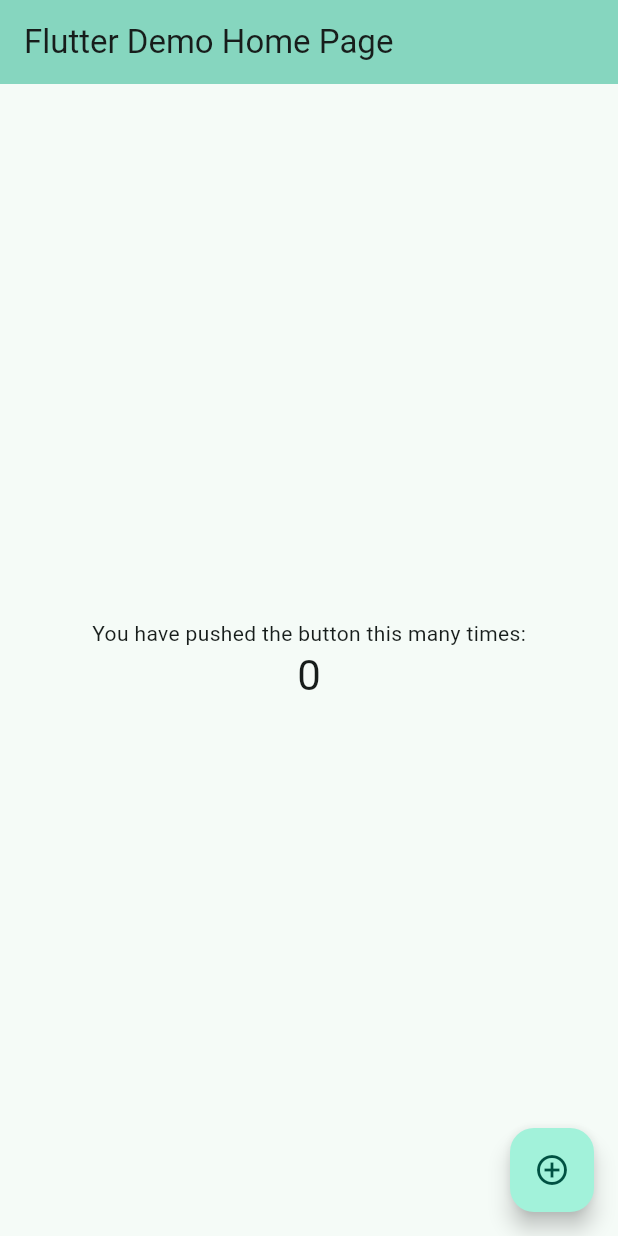
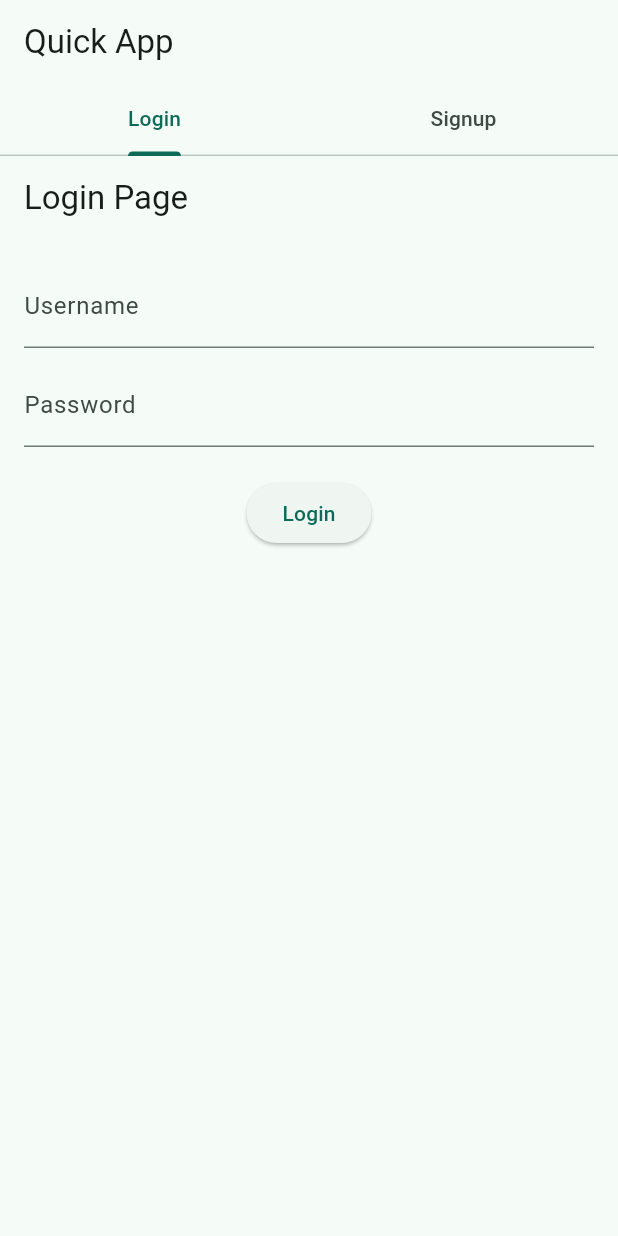
Before and after one commit to Yadu-Cholayil/quickApp, a Flutter app: the screen it shows after launch, on a phone screen of 412 x 824 dp. Run offline on Flutter 3.47's test engine with Material 3 defaults, Android fonts, the phone set to English and light mode, and no system bars; our stand-ins replace parse_server_sdk, parse_server_sdk_flutter; statements that could not run were skipped.

Commit message:
login signup page

```diff
--- a/lib/main.dart
+++ b/lib/main.dart
@@ -1,6 +1,23 @@
 import 'package:flutter/material.dart';
+import 'package:http/http.dart' as http;
+import 'package:parse_server_sdk/parse_server_sdk.dart';
+import 'package:parse_server_sdk_flutter/parse_server_sdk_flutter.dart';
+
+const String PARSE_APP_ID = 'eqJQGZXIuclhvWtcEAMqa0JgpUyOu8DN67EawPWa';
+const keyClientKey = '7tl4bGVyPRz2LGvXsYZGHyyRPFfKA3g1tGYUVtkc';
+const String PARSE_APP_URL = 'https://parseapi.back4app.com';
+const String MASTER_KEY = 'NwOZvEUfcm6CPEssEvvcj13ETlRhPdBvyRFASuU8';
 
 void main() {
+  WidgetsFlutterBinding.ensureInitialized();
+  Parse().initialize(
+    PARSE_APP_ID,
+    PARSE_APP_URL,
+    masterKey: MASTER_KEY,
+    autoSendSessionId: true,
+    debug: true,
+    coreStore: await CoreStoreSharedPreferences.getInstance(),
+  );
   runApp(const MyApp());
 }
 
@@ -11,115 +28,157 @@ class MyApp extends StatelessWidget {
   @override
   Widget build(BuildContext context) {
     return MaterialApp(
-      title: 'Flutter Demo',
       theme: ThemeData(
-        // This is the theme of your application.
-        //
-        // TRY THIS: Try running your application with "flutter run". You'll see
-        // the application has a purple toolbar. Then, without quitting the app,
-        // try changing the seedColor in the colorScheme below to Colors.green
-        // and then invoke "hot reload" (save your changes or press the "hot
-        // reload" button in a Flutter-supported IDE, or press "r" if you used
-        // the command line to start the app).
-        //
-        // Notice that the counter didn't reset back to zero; the application
-        // state is not lost during the reload. To reset the state, use hot
-        // restart instead.
-        //
-        // This works for code too, not just values: Most code changes can be
-        // tested with just a hot reload.
         colorScheme: ColorScheme.fromSeed(seedColor: Colors.tealAccent),
         useMaterial3: true,
       ),
-      home: const MyHomePage(title: 'Flutter Demo Home Page'),
+      home: DefaultTabController(
+        length: 2,
+        child: Scaffold(
+          appBar: AppBar(
+            title: const Text('Quick App'),
+            bottom: const TabBar(
+              tabs: [
+                Tab(text: 'Login'),
+                Tab(text: 'Signup'),
+              ],
+            ),
+          ),
+          body: TabBarView(
+            children: [
+              LoginCard(),
+              SignupCard(),
+            ],
+          ),
+        ),
+      ),
     );
   }
 }
 
-class MyHomePage extends StatefulWidget {
-  const MyHomePage({super.key, required this.title});
-
-  // This widget is the home page of your application. It is stateful, meaning
-  // that it has a State object (defined below) that contains fields that affect
-  // how it looks.
-
-  // This class is the configuration for the state. It holds the values (in this
-  // case the title) provided by the parent (in this case the App widget) and
-  // used by the build method of the State. Fields in a Widget subclass are
-  // always marked "final".
-
-  final String title;
-
+class LoginCard extends StatefulWidget {
   @override
-  State<MyHomePage> createState() => _MyHomePageState();
+  _LoginPageState createState() => _LoginPageState();
 }
 
-class _MyHomePageState extends State<MyHomePage> {
-  int _counter = 0;
+class _LoginPageState extends State<LoginCard> {
+  final controllerEmail = TextEditingController();
+  final controllerPassword = TextEditingController();
+  bool isLoggedIn = false;
 
-  void _incrementCounter() {
-    setState(() {
-      // This call to setState tells the Flutter framework that something has
-      // changed in this State, which causes it to rerun the build method below
-      // so that the display can reflect the updated values. If we changed
-      // _counter without calling setState(), then the build method would not be
-      // called again, and so nothing would appear to happen.
-      _counter++;
-    });
+  // Show success message
+  void showSuccess(String message) {
+    ScaffoldMessenger.of(context)
+        .showSnackBar(SnackBar(content: Text(message)));
+  }
+
+  // Show error message
+  void showError(String message) {
+    ScaffoldMessenger.of(context)
+        .showSnackBar(SnackBar(content: Text(message)));
+  }
+
+  void doUserLogin() async {
+    final email = controllerEmail.text.trim();
+    final password = controllerPassword.text.trim();
+
+    if (email.isEmpty || password.isEmpty) {
+      showError("email and password cannot be empty!");
+      return;
+    }
+
+    // final user = ParseUser(email, password, null);
+
+    try {
+      var response = await user.login();
+
+      if (response.success) {
+        showSuccess("User was successfully logged in!");
+
+        setState(() {
+          isLoggedIn = true;
+        });
+      } else {
+        showError(response.error!.message);
+      }
+    } catch (e) {
+      // Catch any errors (e.g., network issues, server errors)
+      showError("An error occurred: ${e.toString()}");
+    }
   }
 
   @override
   Widget build(BuildContext context) {
-    // This method is rerun every time setState is called, for instance as done
-    // by the _incrementCounter method above.
-    //
-    // The Flutter framework has been optimized to make rerunning build methods
-    // fast, so that you can just rebuild anything that needs updating rather
-    // than having to individually change instances of widgets.
     return Scaffold(
-      appBar: AppBar(
-        // TRY THIS: Try changing the color here to a specific color (to
-        // Colors.amber, perhaps?) and trigger a hot reload to see the AppBar
-        // change color while the other colors stay the same.
-        backgroundColor: Theme.of(context).colorScheme.inversePrimary,
-        // Here we take the value from the MyHomePage object that was created by
-        // the App.build method, and use it to set our appbar title.
-        title: Text(widget.title),
-      ),
-      body: Center(
-        // Center is a layout widget. It takes a single child and positions it
-        // in the middle of the parent.
+      appBar: AppBar(title: Text('Login Page')),
+      body: Padding(
+        padding: EdgeInsets.all(16.0),
         child: Column(
-          // Column is also a layout widget. It takes a list of children and
-          // arranges them vertically. By default, it sizes itself to fit its
-          // children horizontally, and tries to be as tall as its parent.
-          //
-          // Column has various properties to control how it sizes itself and
-          // how it positions its children. Here we use mainAxisAlignment to
-          // center the children vertically; the main axis here is the vertical
-          // axis because Columns are vertical (the cross axis would be
-          // horizontal).
-          //
-          // TRY THIS: Invoke "debug painting" (choose the "Toggle Debug Paint"
-          // action in the IDE, or press "p" in the console), to see the
-          // wireframe for each widget.
-          mainAxisAlignment: MainAxisAlignment.center,
+          mainAxisSize: MainAxisSize.min,
           children: <Widget>[
-            const Text(
-              'You have pushed the button this many times:',
+            TextField(
+              controller: controllerEmail,
+              decoration: InputDecoration(labelText: 'Username'),
             ),
-            Text(
-              '$_counter',
-              style: Theme.of(context).textTheme.headlineMedium,
+            SizedBox(height: 10),
+            TextField(
+              controller: controllerPassword,
+              obscureText: true,
+              decoration: InputDecoration(labelText: 'Password'),
             ),
+            SizedBox(height: 20),
+            ElevatedButton(
+              onPressed: doUserLogin,
+              child: Text('Login'),
+            ),
+            if (isLoggedIn)
+              Padding(
+                padding: const EdgeInsets.all(8.0),
+                child: Text('Logged in successfully!'),
+              ),
           ],
         ),
       ),
-      floatingActionButton: FloatingActionButton(
-        onPressed: _incrementCounter,
-        tooltip: 'Increment',
-        child: const Icon(Icons.add_circle_outline),
-      ), // This trailing comma makes auto-formatting nicer for build methods.
     );
   }
 }
+
+class SignupCard extends StatelessWidget {
+  const SignupCard({super.key});
+
+  @override
+  Widget build(BuildContext context) {
+    return Center(
+      child: Card(
+        margin: const EdgeInsets.all(20.0),
+        child: Padding(
+          padding: const EdgeInsets.all(16.0),
+          child: Column(
+            mainAxisSize: MainAxisSize.min,
+            children: <Widget>[
+              const TextField(
+                decoration: InputDecoration(labelText: 'Full Name'),
+              ),
+              const SizedBox(height: 10),
+              const TextField(
+                decoration: InputDecoration(labelText: 'Email'),
+              ),
+              const SizedBox(height: 10),
+              const TextField(
+                decoration: InputDecoration(labelText: 'Password'),
+                obscureText: true,
+              ),
+              const SizedBox(height: 20),
+              ElevatedButton(
+                onPressed: () {
+                  // Handle signup logic here
+                },
+                child: const Text('Signup'),
+              ),
+            ],
+          ),
+        ),
+      ),
+    );
+  }
+}
--- a/pubspec.yaml
+++ b/pubspec.yaml
@@ -35,6 +35,8 @@ dependencies:
   # The following adds the Cupertino Icons font to your application.
   # Use with the CupertinoIcons class for iOS style icons.
   cupertino_icons: ^1.0.8
+  http: ^0.13.5
+  parse_server_sdk_flutter: ^9.0.0
 
 dev_dependencies:
   flutter_test:
```
Also changed, not shown: pubspec.lock, 3 other files.
